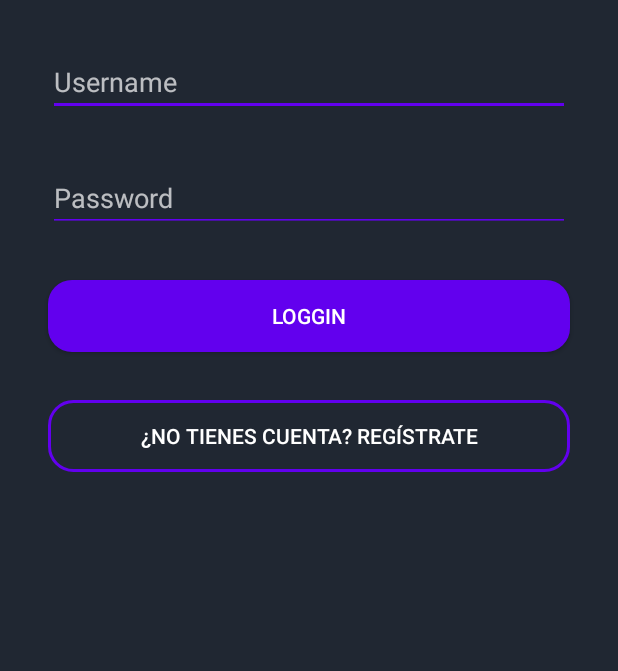
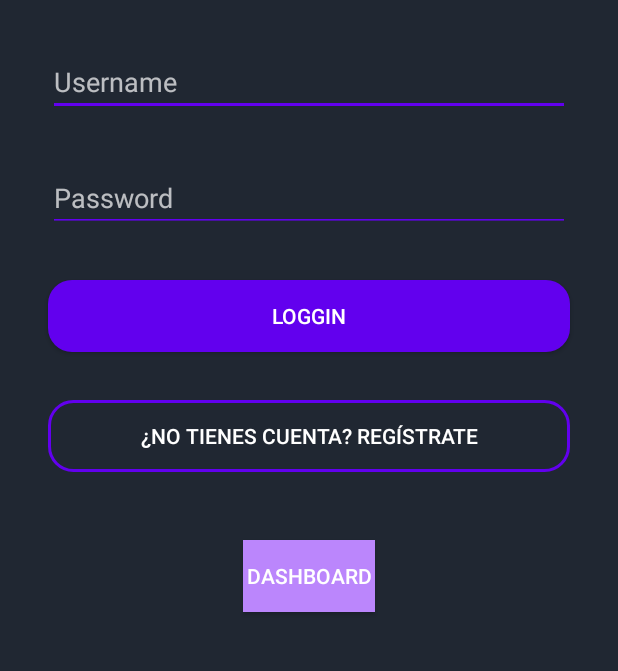
Before and after one commit to carlosgm15/App_ProyectoDSA_Android, an Android app: the screen it shows after launch (MainActivity), on a phone screen of 412 x 824 dp, the part 228-899 px from its top. Run offline under Robolectric (Android 15) with nearby library versions, the phone set to English and light mode, and no system bars.

Commit message:
botton dash

```diff
--- a/app/src/main/java/edu/upc/dsa/app_proyecto/MainActivity.java
+++ b/app/src/main/java/edu/upc/dsa/app_proyecto/MainActivity.java
@@ -9,6 +9,7 @@ import android.content.Intent;
 import android.os.Bundle;
 import android.util.Log;
 import android.view.View;
+import android.widget.Button;
 import android.widget.EditText;
 import android.widget.TextView;
 import android.widget.Toast;
@@ -24,7 +25,7 @@ import retrofit2.Retrofit;
 import retrofit2.converter.gson.GsonConverterFactory;
 
 public class MainActivity extends AppCompatActivity {
-
+    Button btn;
     //crear retrofit
     Retrofit retrofit;
 
@@ -49,6 +50,14 @@ public class MainActivity extends AppCompatActivity {
     protected void onCreate(Bundle savedInstanceState) {
         super.onCreate(savedInstanceState);
         setContentView(R.layout.activity_main);
+
+        btn = (Button) findViewById(R.id.btnDash);
+        btn.setOnClickListener(new View.OnClickListener() {
+            @Override
+            public void onClick(View v) {
+                startActivity(new Intent(MainActivity.this, Dashboard.class));
+            }
+        });
 
         //Esto es configuracion del recycler
         recyclerView = findViewById(R.id.my_recycler_view);
--- a/app/src/main/res/layout/activity_main.xml
+++ b/app/src/main/res/layout/activity_main.xml
@@ -7,6 +7,20 @@
     tools:context=".MainActivity"
     android:background="#202732">
 
+    <Button
+        android:id="@+id/btnDash"
+        android:layout_width="wrap_content"
+        android:layout_height="wrap_content"
+        android:layout_marginStart="162dp"
+        android:layout_marginTop="1200dp"
+        android:layout_marginEnd="162dp"
+        android:layout_marginBottom="128dp"
+        android:background="@color/purple_200"
+        android:text="DASHBOARD"
+        app:layout_constraintBottom_toTopOf="@+id/my_recycler_view"
+        app:layout_constraintEnd_toEndOf="parent"
+        app:layout_constraintStart_toStartOf="parent"
+        app:layout_constraintTop_toTopOf="parent" />
 
     <ImageView
         android:id="@+id/imagenLogin"
@@ -83,8 +97,9 @@
     <androidx.recyclerview.widget.RecyclerView
         android:id="@+id/my_recycler_view"
         android:layout_width="match_parent"
-        android:layout_height="match_parent" />
-
+        android:layout_height="match_parent"
+        app:layout_constraintEnd_toEndOf="parent"
+        tools:layout_editor_absoluteY="-56dp" />
 
 
 </androidx.constraintlayout.widget.ConstraintLayout>
```
Also changed, not shown: app/src/main/java/edu/upc/dsa/app_proyecto/Dashboard.java (+8 -1 lines).
